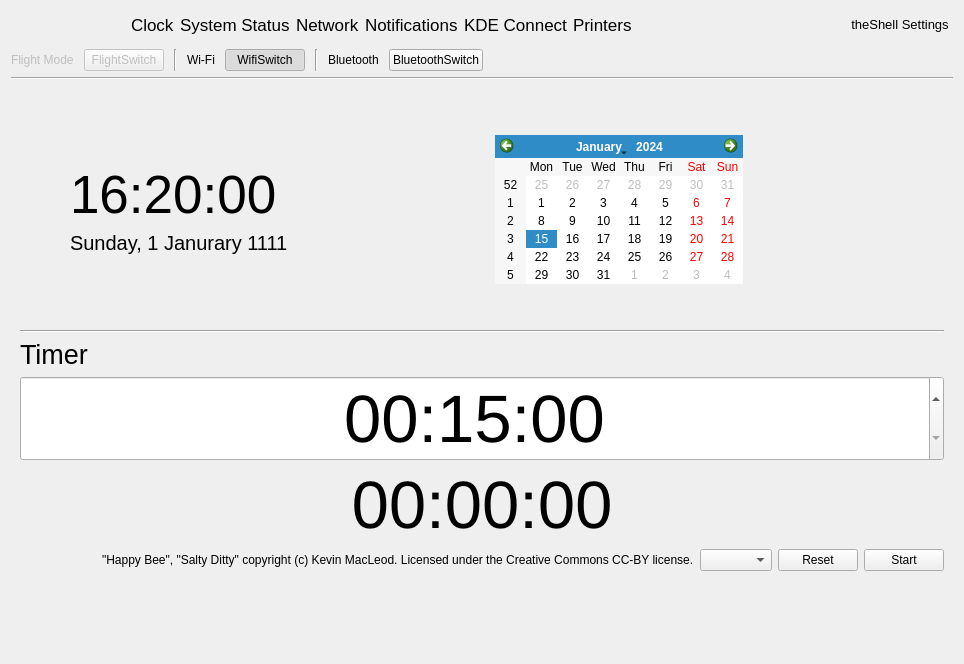
Before: the Qt Designer form infopanedropdown.ui in vicr123/theshell, drawn with Qt 5.
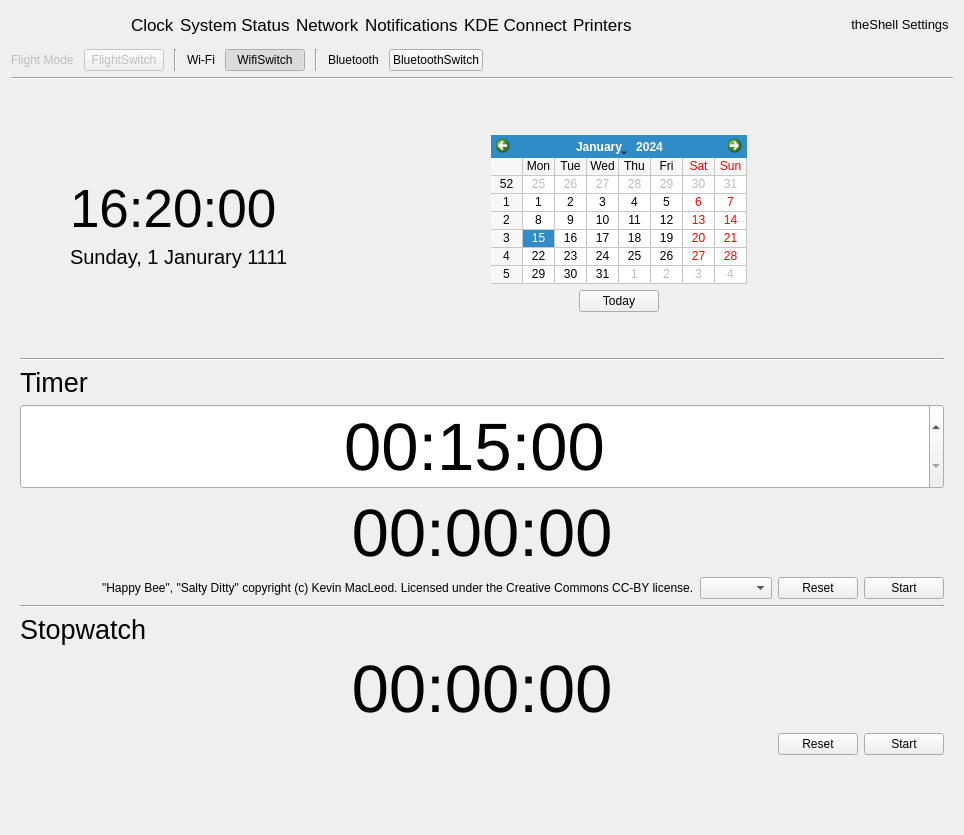
After: the same form once the commit is applied. The open tabs and pages were chosen to show the change. Icons and pictures are not drawn. Custom widgets are drawn as their Qt base class.

Commit message: Enhancements to clock in status center

```diff
--- a/infopanedropdown.ui
+++ b/infopanedropdown.ui
@@ -7,7 +7,7 @@
     <x>0</x>
     <y>0</y>
     <width>964</width>
-    <height>664</height>
+    <height>835</height>
    </rect>
   </property>
   <property name="windowTitle">
@@ -397,9 +397,21 @@
                <verstretch>0</verstretch>
               </sizepolicy>
              </property>
+             <property name="gridVisible">
+              <bool>true</bool>
+             </property>
+             <property name="verticalHeaderFormat">
+              <enum>QCalendarWidget::ISOWeekNumbers</enum>
+             </property>
+             <property name="navigationBarVisible">
+              <bool>true</bool>
+             </property>
+             <property name="dateEditEnabled">
+              <bool>true</bool>
+             </property>
             </widget>
            </item>
-           <item row="2" column="1">
+           <item row="3" column="1">
             <spacer name="verticalSpacer_4">
              <property name="orientation">
               <enum>Qt::Vertical</enum>
@@ -451,6 +463,46 @@
              </property>
             </spacer>
            </item>
+           <item row="2" column="0" colspan="3">
+            <layout class="QHBoxLayout" name="horizontalLayout_30">
+             <item>
+              <spacer name="horizontalSpacer_19">
+               <property name="orientation">
+                <enum>Qt::Horizontal</enum>
+               </property>
+               <property name="sizeHint" stdset="0">
+                <size>
+                 <width>40</width>
+                 <height>20</height>
+                </size>
+               </property>
+              </spacer>
+             </item>
+             <item>
+              <widget class="QPushButton" name="calendarTodayButton">
+               <property name="text">
+                <string>Today</string>
+               </property>
+               <property name="icon">
+                <iconset theme="go-next"/>
+               </property>
+              </widget>
+             </item>
+             <item>
+              <spacer name="horizontalSpacer_20">
+               <property name="orientation">
+                <enum>Qt::Horizontal</enum>
+               </property>
+               <property name="sizeHint" stdset="0">
+                <size>
+                 <width>40</width>
+                 <height>20</height>
+                </size>
+               </property>
+              </spacer>
+             </item>
+            </layout>
+           </item>
           </layout>
          </item>
         </layout>
@@ -493,14 +545,14 @@
              <second>0</second>
              <year>1969</year>
              <month>11</month>
-             <day>15</day>
+             <day>14</day>
             </datetime>
            </property>
            <property name="date">
             <date>
              <year>1969</year>
              <month>11</month>
-             <day>15</day>
+             <day>14</day>
             </date>
            </property>
            <property name="displayFormat">
@@ -591,6 +643,81 @@
          </item>
         </layout>
        </item>
+       <item>
+        <widget class="Line" name="line_10">
+         <property name="orientation">
+          <enum>Qt::Horizontal</enum>
+         </property>
+        </widget>
+       </item>
+       <item>
+        <layout class="QVBoxLayout" name="verticalLayout_19">
+         <item>
+          <widget class="QLabel" name="label_48">
+           <property name="font">
+            <font>
+             <pointsize>20</pointsize>
+            </font>
+           </property>
+           <property name="text">
+            <string>Stopwatch</string>
+           </property>
+          </widget>
+         </item>
+         <item>
+          <widget class="QLabel" name="stopwatchLabel">
+           <property name="font">
+            <font>
+             <pointsize>50</pointsize>
+            </font>
+           </property>
+           <property name="text">
+            <string>00:00:00</string>
+           </property>
+           <property name="alignment">
+            <set>Qt::AlignCenter</set>
+           </property>
+          </widget>
+         </item>
+         <item>
+          <layout class="QHBoxLayout" name="horizontalLayout_29">
+           <item>
+            <spacer name="horizontalSpacer_18">
+             <property name="orientation">
+              <enum>Qt::Horizontal</enum>
+             </property>
+             <property name="sizeHint" stdset="0">
+              <size>
+               <width>40</width>
+               <height>20</height>
+              </size>
+             </property>
+            </spacer>
+           </item>
+           <item>
+            <widget class="QPushButton" name="stopwatchReset">
+             <property name="text">
+              <string>Reset</string>
+             </property>
+             <property name="icon">
+              <iconset theme="edit-undo"/>
+             </property>
+            </widget>
+           </item>
+           <item>
+            <widget class="QPushButton" name="stopwatchStart">
+             <property name="text">
+              <string>Start</string>
+             </property>
+             <property name="icon">
+              <iconset theme="media-playback-start"/>
+             </property>
+            </widget>
+           </item>
+          </layout>
+         </item>
+        </layout>
+       </item>
        <item>
         <spacer name="verticalSpacer_5">
          <property name="orientation">
```
Left out of the diff: 6 changed lines with no effect on the pictures. The commit also changes 3 other files.
